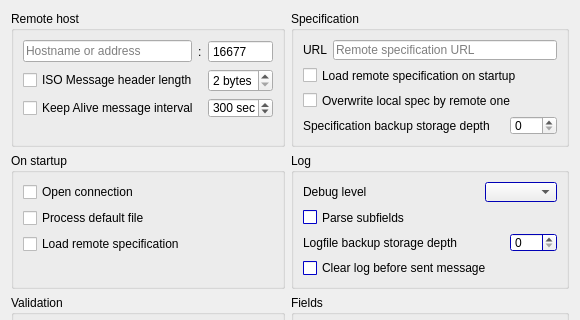
Qt form common/gui/forms/settings.ui (FedorIvanov37/sv-terminal) before a commit; both pictures show x 0 to 580 and y 0 to 320 of the 580 by 470 pixel window.
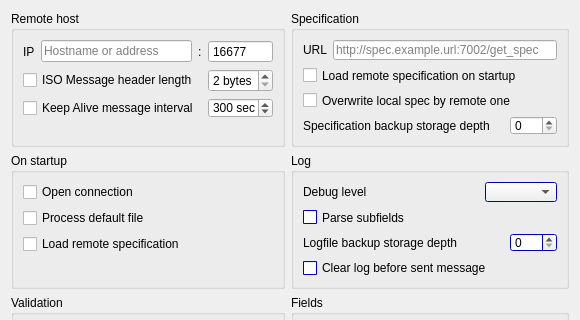
The same form after that commit.

The edit to the form file:
```diff
--- a/common/gui/forms/settings.ui
+++ b/common/gui/forms/settings.ui
@@ -157,6 +157,13 @@
       </item>
       <item row="0" column="0">
        <layout class="QHBoxLayout" name="horizontalLayout_2">
+        <item>
+         <widget class="QLabel" name="IpLabel">
+          <property name="text">
+           <string>IP</string>
+          </property>
+         </widget>
+        </item>
         <item>
          <widget class="QLineEdit" name="SvAddress">
           <property name="placeholderText">
@@ -245,7 +252,7 @@
         <item>
          <widget class="QLineEdit" name="RemoteSpecUrl">
           <property name="placeholderText">
-           <string>Remote specification URL</string>
+           <string>http://spec.example.url:7002/get_spec</string>
           </property>
          </widget>
         </item>
```
Left out of the diff: 4 changed lines with no effect on the pictures.
